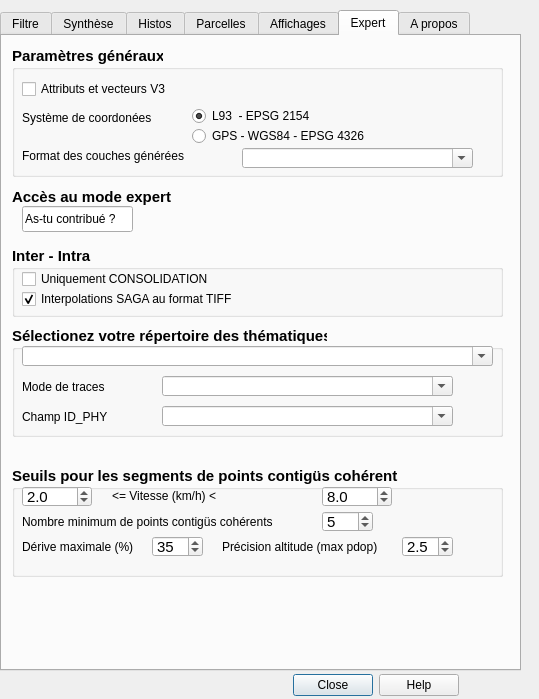
Above: Physiocap3_dialog_base.ui from jhemmi/Physiocap3 before the change. Below: the same form after it.
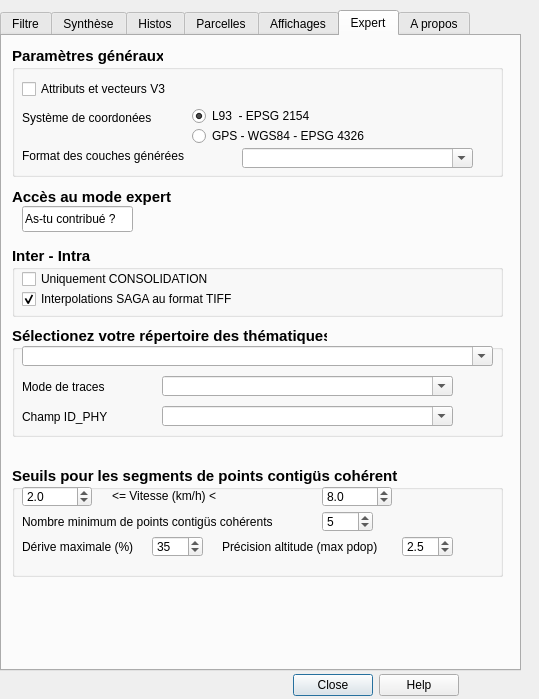
That is the form after the change. The open tabs and pages were chosen to show the change.

Commit message: V3.1.5-SAGA-Beta

```diff
--- a/Physiocap3_dialog_base.ui
+++ b/Physiocap3_dialog_base.ui
@@ -4398,6 +4398,7 @@
       </property>
       <property name="font">
        <font>
+        <pointsize>9</pointsize>
         <weight>50</weight>
         <bold>false</bold>
        </font>
@@ -4432,6 +4433,7 @@
       </property>
       <property name="font">
        <font>
+        <pointsize>9</pointsize>
         <weight>50</weight>
         <bold>false</bold>
        </font>
@@ -4466,6 +4468,7 @@
       </property>
       <property name="font">
        <font>
+        <pointsize>9</pointsize>
         <weight>50</weight>
         <bold>false</bold>
        </font>
@@ -4552,6 +4555,7 @@
       </property>
       <property name="font">
        <font>
+        <pointsize>9</pointsize>
         <weight>50</weight>
         <bold>false</bold>
        </font>
@@ -4612,6 +4616,7 @@
       </property>
       <property name="font">
        <font>
+        <pointsize>9</pointsize>
         <weight>50</weight>
         <bold>false</bold>
        </font>
```
Left out of the diff: 2 changed lines with no effect on the pictures.
